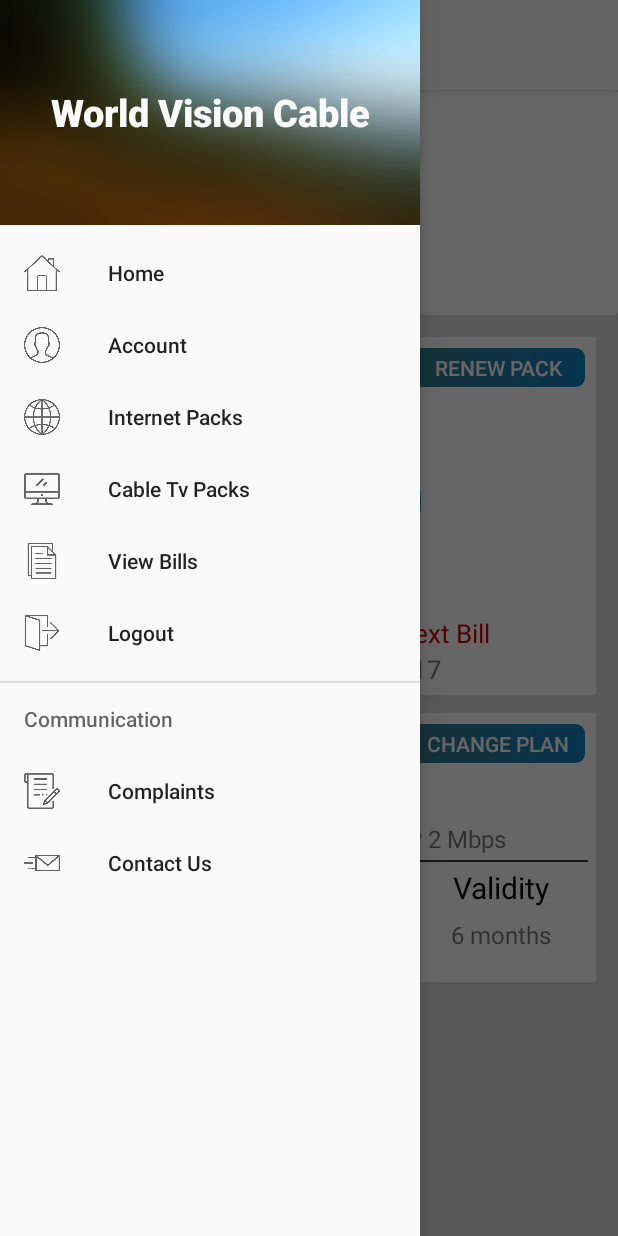
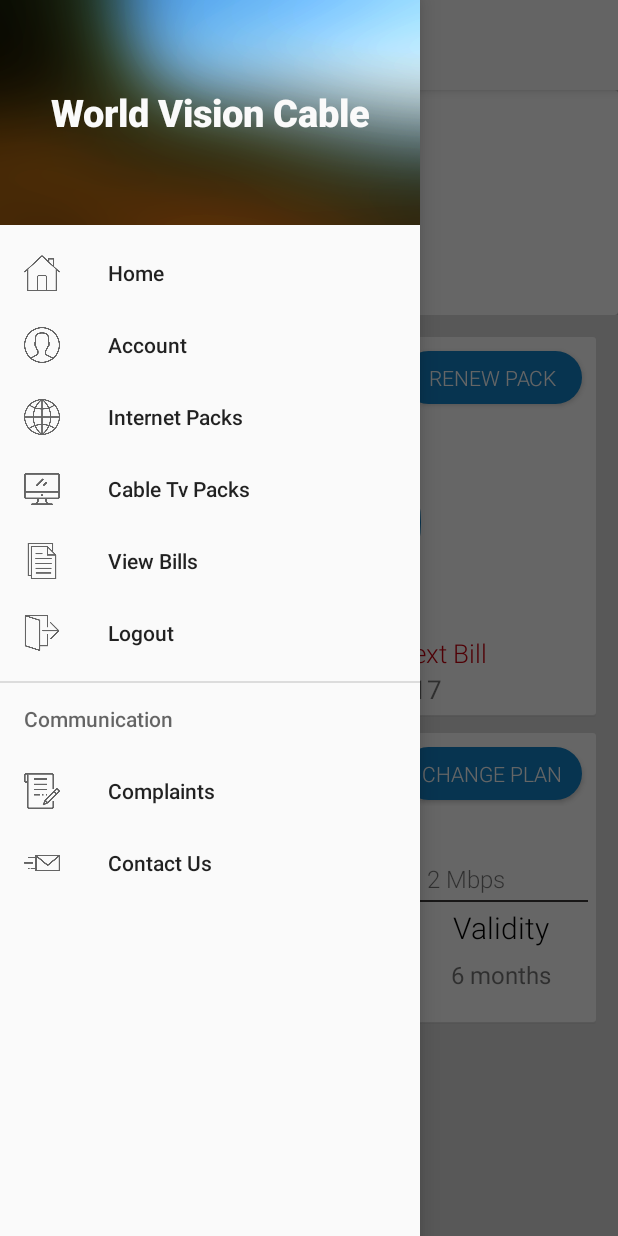
Before and after one commit to Axxxtosh/temp_w, an Android app: the ActiveBroadbandFragment screen opened directly, with no data from a screen before it, with the side drawer open, on a phone screen of 412 x 824 dp. Run offline under Robolectric (Android 15) with nearby library versions, the phone set to English and light mode, and no system bars; our stand-ins replace Picasso; libraries missing offline, so code that uses them is left out: com.hookedonplay.decoviewlib, dmax.dialog; plain views replace DecoView; network calls fail; pictures from the network do not load; 38 statements that could not run were skipped.

Commit message:
After fonts Change

```diff
--- a/app/src/main/java/com/example/admin/worldvisioncable/ActiveCableFragment.java
+++ b/app/src/main/java/com/example/admin/worldvisioncable/ActiveCableFragment.java
@@ -74,6 +74,8 @@
     TextView dataUsage;
     Button btnRenewBroadband,changePlan;
     int wheel=0;
+
+    private static final String TAG ="Active Cable Fragment";
 
     TextView txtPackageName,txtPrice,txtProvider,txtValidity,txtDue_date,daysRemaining;
 
@@ -206,7 +208,7 @@
     protected void setupEvents() {
         final DecoView decoView = getDecoView();
         if (decoView == null || decoView.isEmpty()) {
-            //throw new IllegalStateException("Unable to add events to empty DecoView");
+            //  throw new IllegalStateException("Unable to add events to empty DecoView");
         }else {
 
             decoView.executeReset();
@@ -240,7 +242,7 @@
             try {
                 JSONObject jsonObject = new JSONObject(result);
                 String response = jsonObject.getString("response");
-
+                Log.d(TAG,result);
                 if(response.equalsIgnoreCase("200"))
 
                 {
--- a/app/src/main/java/com/example/admin/worldvisioncable/MyApplication.java
+++ b/app/src/main/java/com/example/admin/worldvisioncable/MyApplication.java
@@ -9,6 +9,7 @@
 public class MyApplication extends Application {
     public void onCreate() {
         super.onCreate();
+
         Stetho.initializeWithDefaults(this);
 
         //Firebase registration
--- a/app/src/main/java/com/example/admin/worldvisioncable/RenewPaymentFragment.java
+++ b/app/src/main/java/com/example/admin/worldvisioncable/RenewPaymentFragment.java
@@ -197,8 +197,8 @@
             String CurrDateTime = sdf.format(new Date()).toString();
            // vVenderURL = "https://paynetzuat.atomtech.in/paynetz/epi/fts?login=mt=1&14334&pass=WORLD@123&ttype=NBFundTransfer&prodid=WORLD&atxncurr=INR&txnscamt=0&clientcode=bGlzYXMwMDk0MA==&txnid=wv_123456789&date=27/11/2017&custacc=123456789&udf1=Customer&udf2=rajtufan@gmail.com&udf3=8485835654&udf4=pune&ru=http://example.webservice/response.aspx?";
 
-           // String TotalPrice=UsedObject.getCurBBPlanPrice();
-            String TotalPrice="51";
+           String TotalPrice=UsedObject.getCurBBPlanPrice();
+            //TotalPrice="51";
             long time= System.currentTimeMillis();
             String TaxId="WVC"+String.valueOf(time);
             String username= UsedObject.getUserName();
@@ -215,7 +215,7 @@
             //vVenderURL = "https://payment.atomtech.in/paynetz/epi/fts?login=14334&pass=WORLD@123&ttype=NBFundTransfer&prodid=WORLD&amt="+TotalPrice+"&txncurr=INR&txnscamt=0&ru=https://www.worldvisioncable.in/payment-success&clientcode=lisas00940&txnid="+TaxId+"&date="+CurrDateTime+"&udf1="+username+"&udf2="+email+"&udf3="+mobile+"&udf4=Bangalore&custacc="+userid+"";
 
             //vVenderURL = "https://payment.atomtech.in/paynetz/epi/fts?login=14334&pass=WORLD@123&ttype=NBFundTransfer&prodid=WORLD&amt=51&txncurr=INR&txnscamt=0&ru=https://www.worldvisioncable.in/payment-success&clientcode=lisas00940&txnid="+TaxId+"&date="+CurrDateTime+"&udf1="+username+"&udf2="+email+"&udf3="+mobile+"&udf4=Bangalore&custacc="+userid+"&udf9={\"+user_id\":\"+3119\",\"package_type\":\"1\",\"package_id\":\"11\"}";
-            vVenderURL="https://payment.atomtech.in/paynetz/epi/fts?login=14334&pass=WORLD@123&ttype=NBFundTransfer&prodid=WORLD&amt=51&txncurr=INR&txnscamt=0&ru=https://www.worldvisioncable.in/payment-success&clientcode=lisas00940&txnid="+TaxId+"&date="+CurrDateTime+"&udf1="+username+"&udf2="+email+"&udf3="+mobile+"&udf4=Bangalore&custacc="+userid+"&udf9=user_id:3119;package_type:1;package_id:"+packageid;
+            vVenderURL="https://payment.atomtech.in/paynetz/epi/fts?login=14334&pass=WORLD@123&ttype=NBFundTransfer&prodid=WORLD&amt="+TotalPrice+"&txncurr=INR&txnscamt=0&ru=https://www.worldvisioncable.in/payment-success&clientcode=lisas00940&txnid="+TaxId+"&date="+CurrDateTime+"&udf1="+username+"&udf2="+email+"&udf3="+mobile+"&udf4=Bangalore&custacc="+userid+"&udf9=:"+userid+";package_type:1;package_id:"+packageid;
 
 
             Log.d("Vvendor URL", vVenderURL);
@@ -227,8 +227,8 @@
             String xml = parser.getXmlFromUrl(vVenderURL);     // getting XML
             Document doc = parser.getDomElement(xml);         // getting DOM element
             NodeList nList = doc.getElementsByTagName("RESPONSE");
-            String xmlURL = "";
-            String xmlttype = "";
+            String xmlURL ="";
+            String xmlttype ="";
             String xmltoken="";
             String xmltxnStage="";
             String xmltempTxnId="";
--- /dev/null
+++ b/app/src/main/res/drawable/btn_renew.xml
@@ -0,0 +1,23 @@
+<?xml version="1.0" encoding="utf-8"?>
+<selector xmlns:android="http://schemas.android.com/apk/res/android" >
+    <item android:state_pressed="true" >
+        <shape android:shape="rectangle"  >
+            <corners android:radius="40dip" />
+
+            <gradient android:angle="-180" android:startColor="@color/black" android:endColor="@color/colorAccent"  />
+        </shape>
+    </item>
+    <item android:state_focused="true">
+        <shape android:shape="rectangle"  >
+            <corners android:radius="40dip" />
+
+            <solid android:color="@color/colorAccent"/>
+        </shape>
+    </item>
+    <item >
+        <shape android:shape="rectangle"  >
+            <corners android:radius="40dip" />
+            <gradient android:angle="-180" android:startColor="@color/colorAccent" android:endColor="@color/colorAccent" />
+        </shape>
+    </item>
+</selector>
--- a/app/src/main/res/layout/activity_login.xml
+++ b/app/src/main/res/layout/activity_login.xml
@@ -99,11 +99,12 @@
 
             <Button
                 android:id="@+id/btnLogin"
+                android:fontFamily="@font/roboto_light"
                 android:layout_width="match_parent"
                 android:layout_height="wrap_content"
                 android:layout_margin="20dp"
                 android:textColor="@color/white"
-                android:background="@drawable/buttonround"
+                android:background="@drawable/btn_renew"
                 android:text="Login"/>
 
         </LinearLayout>
--- a/app/src/main/res/layout/fragment_active_broadband.xml
+++ b/app/src/main/res/layout/fragment_active_broadband.xml
@@ -67,11 +67,13 @@
                             <Button
                                 android:id="@+id/renewBroadbandplan"
                                 android:layout_width="120dp"
-                                android:layout_height="30dp"
+                                android:layout_height="35dp"
+                                android:fontFamily="@font/roboto_light"
+                                android:layout_margin="4dp"
                                 android:text="Renew Pack"
                                 android:textColor="@color/white"
                                 android:gravity="center"
-                                android:background="@drawable/button"/>
+                                android:background="@drawable/btn_renew"/>
                         </LinearLayout>
 
                     </LinearLayout>
@@ -117,6 +119,7 @@
                                         android:layout_width="match_parent"
                                         android:layout_height="wrap_content"
                                         android:minLines="2"
+                                        android:fontFamily="@font/roboto_light"
                                         android:text="31 Days"
                                         android:textColor="@color/dark_red"
                                         android:textSize="30dp"
@@ -165,6 +168,7 @@
                                 android:id="@+id/daysRemaining"
                                 android:layout_width="match_parent"
                                 android:layout_height="wrap_content"
+                                android:fontFamily="@font/roboto_light"
                                 android:text="21 Days Remaining for Next Bill"
                                 android:textColor="@color/dark_red"
                                 android:textSize="17dp"
@@ -214,11 +218,13 @@
                             <Button
                                 android:id="@+id/recommendedPlans"
                                 android:layout_width="120dp"
-                                android:layout_height="30dp"
+                                android:layout_height="35dp"
                                 android:text="Change Plan"
+                                android:fontFamily="@font/roboto_light"
+                                android:layout_margin="4dp"
                                 android:textColor="@color/white"
                                 android:gravity="center"
-                                android:background="@drawable/button"/>
+                                android:background="@drawable/btn_renew"/>
                         </LinearLayout>
 
                     </LinearLayout>
@@ -234,6 +240,7 @@
                                 android:layout_width="match_parent"
                                 android:layout_height="wrap_content"
                                 android:text="Plan Name"
+                                android:fontFamily="@font/roboto_light"
                                 android:textSize="20dp"
                                 android:textColor="@color/black"
                                 android:padding="3dp"
@@ -242,6 +249,7 @@
                                 android:id="@+id/planname"
                                 android:layout_width="match_parent"
                                 android:layout_height="wrap_content"
+                                android:fontFamily="@font/roboto_light"
                                 android:text="100 Mbps Speed 300 GB FUP 2 Mbps"
                                 android:textSize="16dp"
                                 android:padding="3dp"
@@ -267,6 +275,7 @@
                                     android:layout_width="match_parent"
                                     android:layout_height="wrap_content"
                                     android:textColor="@color/black"
+                                    android:fontFamily="@font/roboto_light"
                                     android:text="Price"
                                     android:textSize="20dp"
                                     android:padding="3dp"
@@ -299,6 +308,7 @@
                                     android:layout_height="wrap_content"
                                     android:textColor="@color/black"
                                     android:text="Provider"
+                                    android:fontFamily="@font/roboto_light"
                                     android:textSize="20dp"
                                     android:padding="3dp"
                                     android:gravity="center"/>
@@ -330,6 +340,7 @@
                                     android:layout_height="wrap_content"
                                     android:textColor="@color/black"
                                     android:text="Validity"
+                                    android:fontFamily="@font/roboto_light"
                                     android:textSize="20dp"
                                     android:padding="3dp"
                                     android:gravity="center"/>
--- a/app/src/main/res/values/styles.xml
+++ b/app/src/main/res/values/styles.xml
@@ -26,10 +26,7 @@
 
     <style name="AppTheme.PopupOverlay" parent="ThemeOverlay.AppCompat.Light" />
 
-    <style name="MyButton" parent="Theme.AppCompat.Light">
-        <item name="colorControlHighlight">#5500FF</item>
-        <item name="colorButtonNormal">#FF5555</item>
-    </style>
+
 
     <style name="Custom" parent="android:Theme.DeviceDefault.Dialog">
         <item name="DialogTitleAppearance">@android:style/TextAppearance.Medium</item>
```
